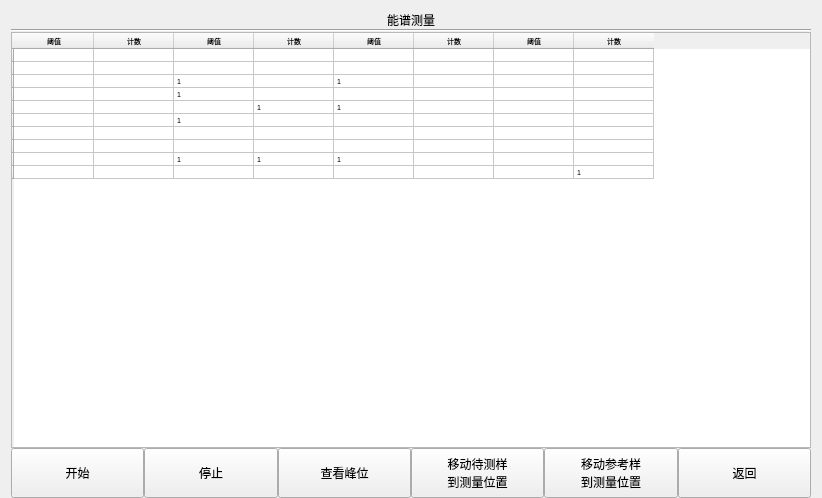
Qt form spectrummeasurement.ui (urielyan/kairen_ok335xs) before a commit.
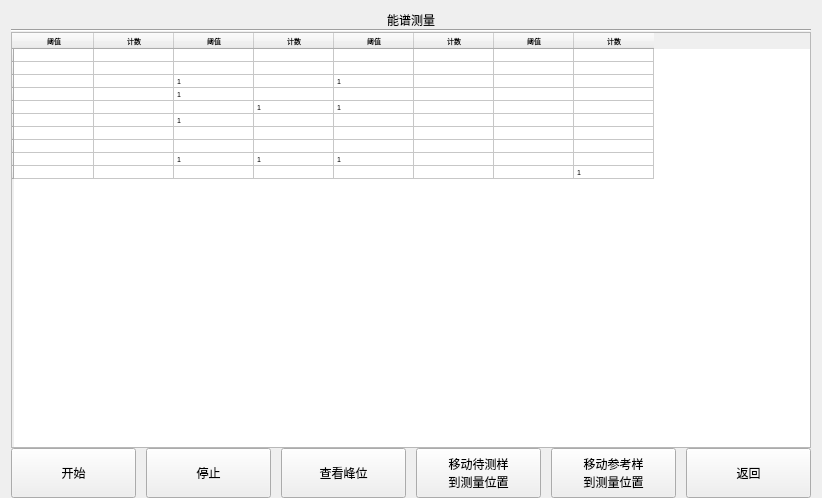
The same form after that commit. Custom widgets are drawn as their Qt base class.

```diff
--- a/spectrummeasurement.ui
+++ b/spectrummeasurement.ui
@@ -242,7 +242,7 @@
      <item>
       <layout class="QHBoxLayout" name="horizontalLayout_2">
        <property name="spacing">
-        <number>0</number>
+        <number>10</number>
        </property>
        <property name="leftMargin">
         <number>0</number>
```
Left out of the diff: 11 changed lines with no effect on the pictures.
